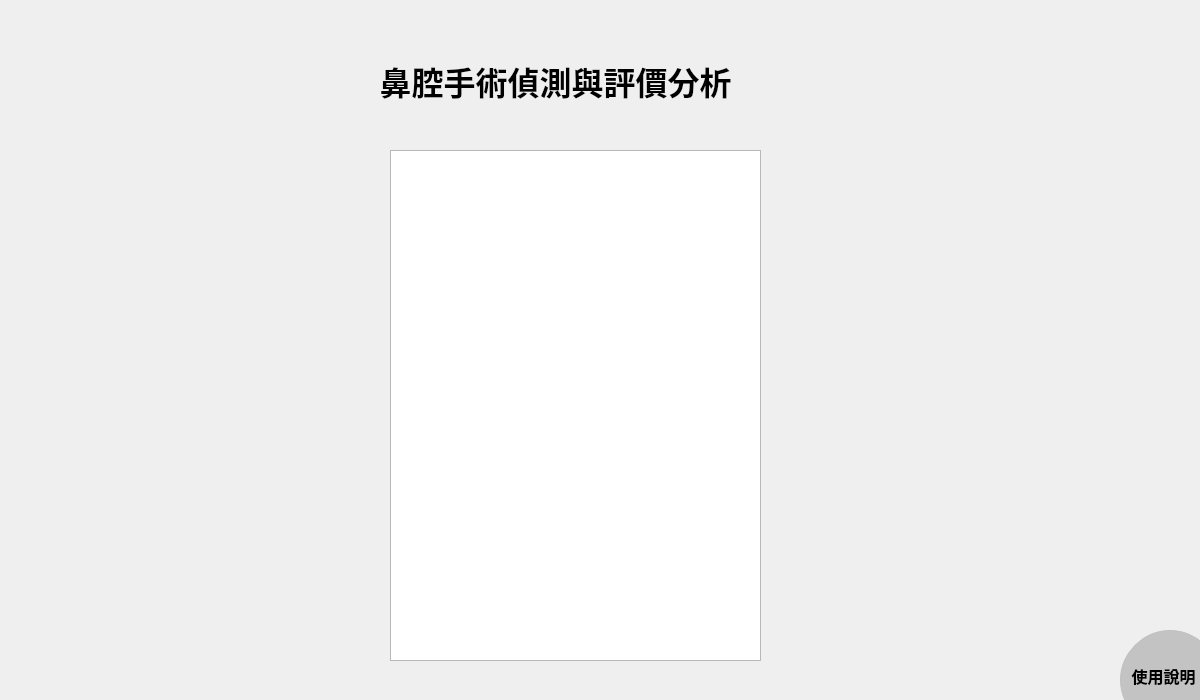
Before: the Qt Designer form Menu.ui in yipei0516/ProjectDesign, drawn with Qt 5.
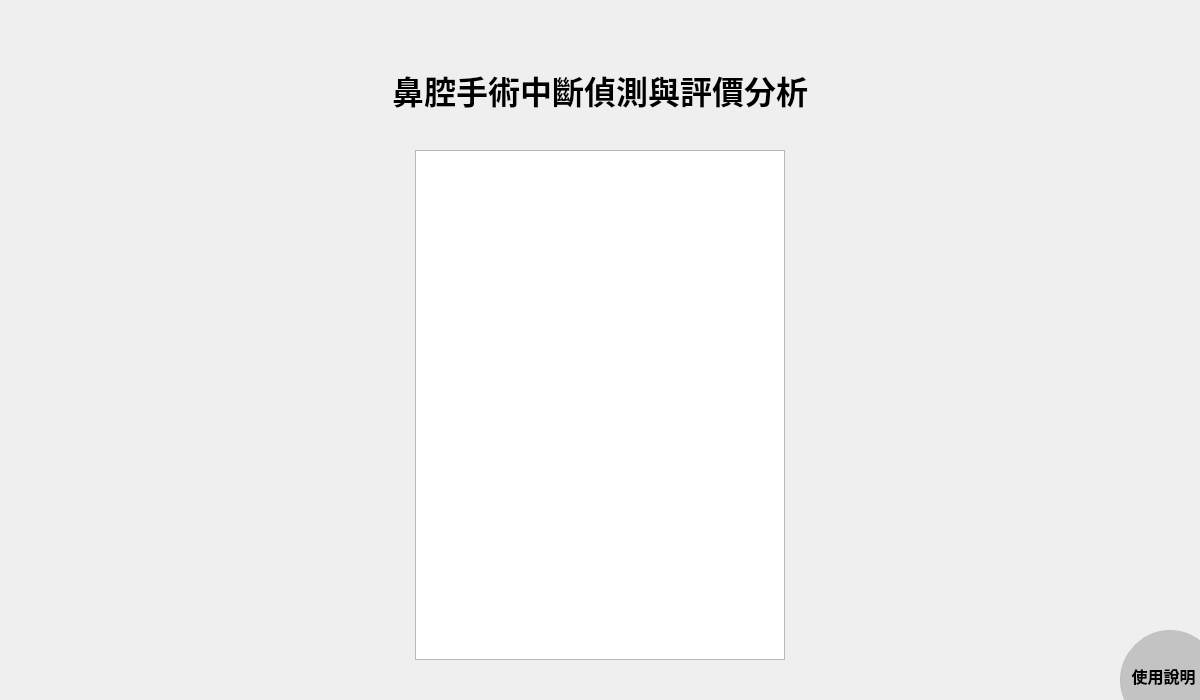
After: the same form once the commit is applied. Icons and pictures are not drawn.

Commit message: 更改沒有刪除小影片中斷的bug、讓字幕變斜的

The edit to the form file:
```diff
--- a/Menu.ui
+++ b/Menu.ui
@@ -19,10 +19,10 @@
   <widget class="QLabel" name="label_title">
    <property name="geometry">
     <rect>
-     <x>370</x>
-     <y>20</y>
-     <width>371</width>
-     <height>121</height>
+     <x>375</x>
+     <y>50</y>
+     <width>450</width>
+     <height>80</height>
     </rect>
    </property>
    <property name="font">
@@ -37,7 +37,7 @@
     <string notr="true"/>
    </property>
    <property name="text">
-    <string>鼻腔手術偵測與評價分析</string>
+    <string>鼻腔手術中斷偵測與評價分析</string>
    </property>
    <property name="alignment">
     <set>Qt::AlignCenter</set>
@@ -46,9 +46,9 @@
   <widget class="QPushButton" name="button_choose_video">
    <property name="geometry">
     <rect>
-     <x>450</x>
+     <x>482</x>
      <y>340</y>
-     <width>235</width>
+     <width>236</width>
      <height>60</height>
     </rect>
    </property>
@@ -77,9 +77,9 @@
    </property>
    <property name="geometry">
     <rect>
-     <x>450</x>
+     <x>482</x>
      <y>420</y>
-     <width>235</width>
+     <width>236</width>
      <height>60</height>
     </rect>
    </property>
@@ -106,9 +106,9 @@
   <widget class="QPushButton" name="button_plot_result">
    <property name="geometry">
     <rect>
-     <x>450</x>
+     <x>482</x>
      <y>500</y>
-     <width>235</width>
+     <width>236</width>
      <height>60</height>
     </rect>
    </property>
@@ -219,7 +219,7 @@
   <widget class="QLabel" name="label_title_image">
    <property name="geometry">
     <rect>
-     <x>700</x>
+     <x>800</x>
      <y>30</y>
      <width>111</width>
      <height>101</height>
@@ -277,9 +277,9 @@
   <widget class="QPushButton" name="button_check_folder">
    <property name="geometry">
     <rect>
-     <x>450</x>
+     <x>482</x>
      <y>580</y>
-     <width>235</width>
+     <width>236</width>
      <height>60</height>
     </rect>
    </property>
@@ -305,10 +305,10 @@
   <widget class="QListWidget" name="list_widget_done_folder">
    <property name="geometry">
     <rect>
-     <x>390</x>
+     <x>415</x>
      <y>150</y>
-     <width>371</width>
-     <height>511</height>
+     <width>370</width>
+     <height>510</height>
     </rect>
    </property>
    <property name="font">
@@ -323,8 +323,8 @@
   <widget class="QPushButton" name="button_back_menu">
    <property name="geometry">
     <rect>
-     <x>780</x>
-     <y>570</y>
+     <x>800</x>
+     <y>600</y>
      <width>60</width>
      <height>60</height>
     </rect>
```
Left out of the diff: 2 changed lines with no effect on the pictures. The commit also changes 17 other files.
